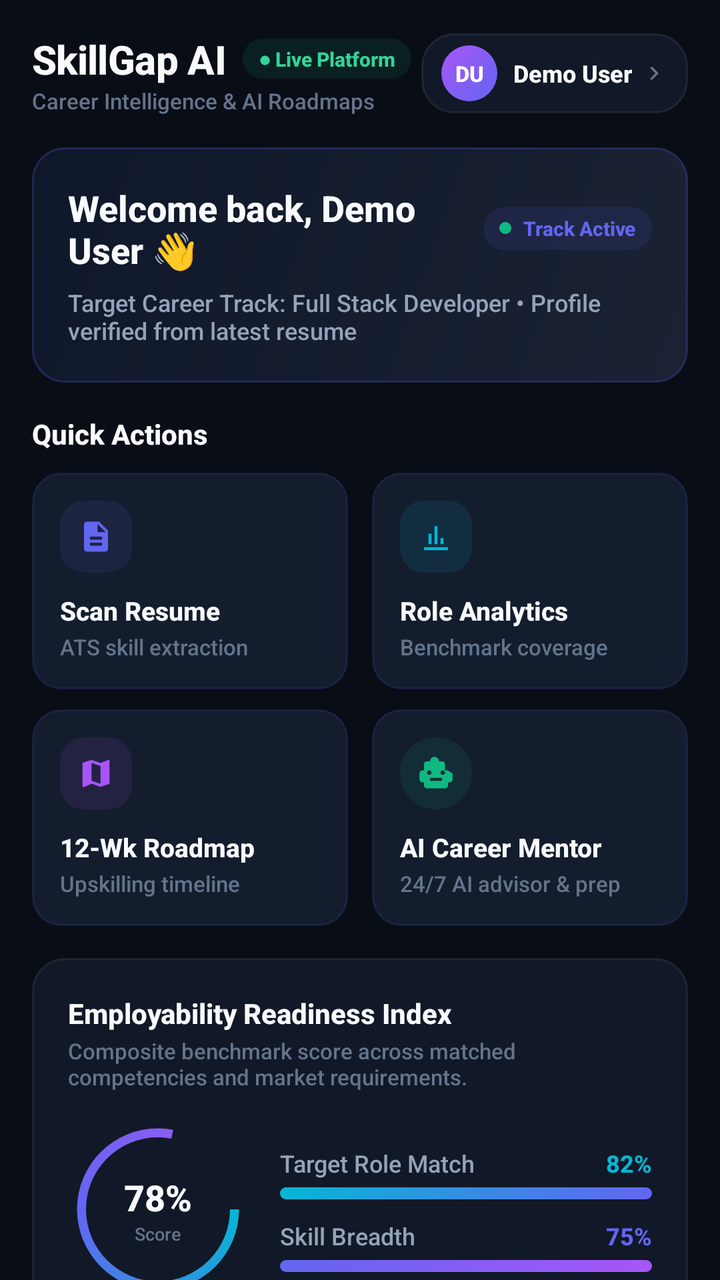
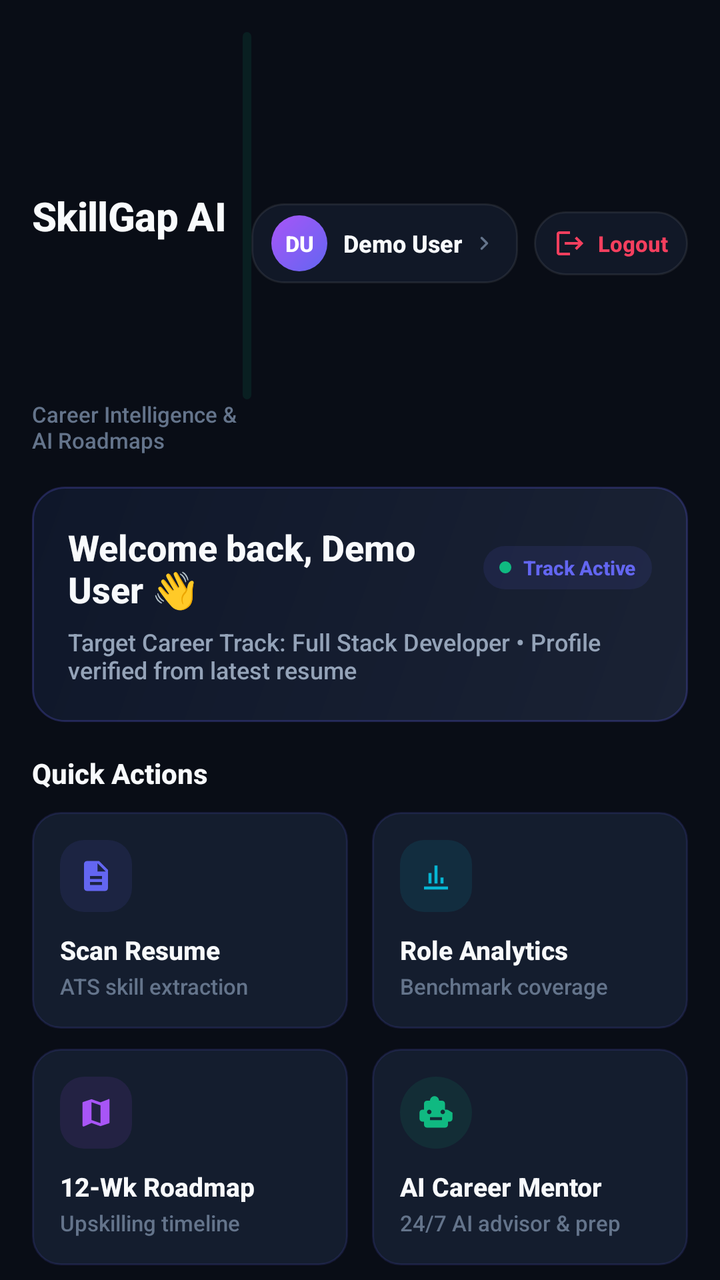

Before-and-after screenshots of an Android layout around one commit, followed by the original layout XML and the change that was made.
<!-- AndroidManifest.xml: application theme Theme.SkillGapAI -->
<!-- res/layout/fragment_overview.xml -->
<?xml version="1.0" encoding="utf-8"?>
<androidx.coordinatorlayout.widget.CoordinatorLayout
    xmlns:android="http://schemas.android.com/apk/res/android"
    xmlns:app="http://schemas.android.com/apk/res-auto"
    android:layout_width="match_parent"
    android:layout_height="match_parent"
    android:background="@color/background">

    <androidx.core.widget.NestedScrollView
        android:layout_width="match_parent"
        android:layout_height="match_parent"
        android:fillViewport="true"
        android:clipToPadding="false"
        android:paddingBottom="24dp">

        <LinearLayout
            android:layout_width="match_parent"
            android:layout_height="wrap_content"
            android:orientation="vertical"
            android:paddingHorizontal="16dp"
            android:paddingTop="16dp">

            
            <LinearLayout
                android:layout_width="match_parent"
                android:layout_height="wrap_content"
                android:orientation="horizontal"
                android:gravity="center_vertical"
                android:layout_marginBottom="16dp">

                <LinearLayout
                    android:layout_width="0dp"
                    android:layout_height="wrap_content"
                    android:layout_weight="1"
                    android:orientation="vertical">

                    <LinearLayout
                        android:layout_width="wrap_content"
                        android:layout_height="wrap_content"
                        android:orientation="horizontal"
                        android:gravity="center_vertical">

                        <TextView
                            android:layout_width="wrap_content"
                            android:layout_height="wrap_content"
                            android:text="SkillGap AI"
                            android:textColor="@color/text_primary"
                            android:textSize="20sp"
                            android:textStyle="bold"
                            android:letterSpacing="-0.01" />

                        <TextView
                            android:layout_width="wrap_content"
                            android:layout_height="wrap_content"
                            android:layout_marginStart="8dp"
                            android:text="● Live Platform"
                            android:textColor="#34D399"
                            android:textSize="10sp"
                            android:textStyle="bold"
                            android:background="@drawable/bg_badge_green"
                            android:paddingHorizontal="8dp"
                            android:paddingVertical="3dp" />
                    </LinearLayout>

                    <TextView
                        android:layout_width="wrap_content"
                        android:layout_height="wrap_content"
                        android:text="Career Intelligence &amp; AI Roadmaps"
                        android:textColor="@color/text_muted"
                        android:textSize="11sp" />
                </LinearLayout>

                
                <LinearLayout
                    android:id="@+id/btnProfilePill"
                    android:layout_width="wrap_content"
                    android:layout_height="wrap_content"
                    android:orientation="horizontal"
                    android:gravity="center_vertical"
                    android:background="@drawable/bg_card"
                    android:paddingHorizontal="10dp"
                    android:paddingVertical="6dp"
                    android:clickable="true"
                    android:focusable="true">

                    <TextView
                        android:id="@+id/headerUserAvatar"
                        android:layout_width="28dp"
                        android:layout_height="28dp"
                        android:background="@drawable/bg_avatar_circle"
                        android:gravity="center"
                        android:text="DU"
                        android:textColor="#FFFFFF"
                        android:textSize="11sp"
                        android:textStyle="bold" />

                    <TextView
                        android:id="@+id/headerUserName"
                        android:layout_width="wrap_content"
                        android:layout_height="wrap_content"
                        android:layout_marginStart="8dp"
                        android:text="Demo User"
                        android:textColor="@color/text_primary"
                        android:textSize="12sp"
                        android:textStyle="bold" />

                    <ImageView
                        android:layout_width="14dp"
                        android:layout_height="14dp"
                        android:layout_marginStart="4dp"
                        android:src="@drawable/ic_chevron_right"
                        app:tint="@color/text_muted" />
                </LinearLayout>
            </LinearLayout>

            
            <LinearLayout
                android:layout_width="match_parent"
                android:layout_height="wrap_content"
                android:orientation="vertical"
                android:background="@drawable/bg_card_overview_hero"
                android:padding="18dp"
                android:layout_marginBottom="16dp">

                <LinearLayout
                    android:layout_width="match_parent"
                    android:layout_height="wrap_content"
                    android:orientation="horizontal"
                    android:gravity="center_vertical">

                    <TextView
                        android:id="@+id/overviewWelcomeText"
                        android:layout_width="0dp"
                        android:layout_height="wrap_content"
                        android:layout_weight="1"
                        android:text="Welcome back, Demo User 👋"
                        android:textColor="@color/text_primary"
                        android:textSize="18sp"
                        android:textStyle="bold" />

                    <LinearLayout
                        android:layout_width="wrap_content"
                        android:layout_height="wrap_content"
                        android:orientation="horizontal"
                        android:gravity="center_vertical"
                        android:background="@drawable/bg_badge_indigo"
                        android:paddingHorizontal="8dp"
                        android:paddingVertical="4dp">

                        <View
                            android:layout_width="6dp"
                            android:layout_height="6dp"
                            android:background="@drawable/bg_pulse_dot"
                            android:layout_marginEnd="6dp" />

                        <TextView
                            android:layout_width="wrap_content"
                            android:layout_height="wrap_content"
                            android:text="Track Active"
                            android:textColor="@color/accent_indigo"
                            android:textSize="10sp"
                            android:textStyle="bold" />
                    </LinearLayout>
                </LinearLayout>

                <TextView
                    android:id="@+id/overviewTrackSubtitle"
                    android:layout_width="match_parent"
                    android:layout_height="wrap_content"
                    android:layout_marginTop="6dp"
                    android:text="Target Career Track: Full Stack Developer • Profile verified from latest resume"
                    android:textColor="@color/text_secondary"
                    android:textSize="12sp" />
            </LinearLayout>

            
            <TextView
                android:layout_width="wrap_content"
                android:layout_height="wrap_content"
                android:text="Quick Actions"
                android:textColor="@color/text_primary"
                android:textSize="14sp"
                android:textStyle="bold"
                android:layout_marginBottom="10dp" />

            <LinearLayout
                android:layout_width="match_parent"
                android:layout_height="wrap_content"
                android:orientation="horizontal"
                android:layout_marginBottom="10dp">

                
                <LinearLayout
                    android:id="@+id/actionScanResume"
                    android:layout_width="0dp"
                    android:layout_height="wrap_content"
                    android:layout_weight="1"
                    android:orientation="vertical"
                    android:background="@drawable/bg_card_action_tile"
                    android:padding="14dp"
                    android:layout_marginEnd="6dp"
                    android:clickable="true"
                    android:focusable="true">

                    <LinearLayout
                        android:layout_width="36dp"
                        android:layout_height="36dp"
                        android:background="@drawable/bg_icon_indigo"
                        android:gravity="center"
                        android:layout_marginBottom="10dp">
                        <ImageView
                            android:layout_width="18dp"
                            android:layout_height="18dp"
                            android:src="@drawable/ic_scan"
                            app:tint="@color/accent_indigo" />
                    </LinearLayout>

                    <TextView
                        android:layout_width="wrap_content"
                        android:layout_height="wrap_content"
                        android:text="Scan Resume"
                        android:textColor="@color/text_primary"
                        android:textSize="13sp"
                        android:textStyle="bold" />

                    <TextView
                        android:layout_width="wrap_content"
                        android:layout_height="wrap_content"
                        android:layout_marginTop="2dp"
                        android:text="ATS skill extraction"
                        android:textColor="@color/text_muted"
                        android:textSize="11sp" />
                </LinearLayout>

                
                <LinearLayout
                    android:id="@+id/actionAnalytics"
                    android:layout_width="0dp"
                    android:layout_height="wrap_content"
                    android:layout_weight="1"
                    android:orientation="vertical"
                    android:background="@drawable/bg_card_action_tile"
                    android:padding="14dp"
                    android:layout_marginStart="6dp"
                    android:clickable="true"
                    android:focusable="true">

                    <LinearLayout
                        android:layout_width="36dp"
                        android:layout_height="36dp"
                        android:background="@drawable/bg_icon_cyan"
                        android:gravity="center"
                        android:layout_marginBottom="10dp">
                        <ImageView
                            android:layout_width="18dp"
                            android:layout_height="18dp"
                            android:src="@drawable/ic_analytics"
                            app:tint="@color/accent_cyan" />
                    </LinearLayout>

                    <TextView
                        android:layout_width="wrap_content"
                        android:layout_height="wrap_content"
                        android:text="Role Analytics"
                        android:textColor="@color/text_primary"
                        android:textSize="13sp"
                        android:textStyle="bold" />

                    <TextView
                        android:layout_width="wrap_content"
                        android:layout_height="wrap_content"
                        android:layout_marginTop="2dp"
                        android:text="Benchmark coverage"
                        android:textColor="@color/text_muted"
                        android:textSize="11sp" />
                </LinearLayout>
            </LinearLayout>

            <LinearLayout
                android:layout_width="match_parent"
                android:layout_height="wrap_content"
                android:orientation="horizontal"
                android:layout_marginBottom="16dp">

                
                <LinearLayout
                    android:id="@+id/actionRoadmap"
                    android:layout_width="0dp"
                    android:layout_height="wrap_content"
                    android:layout_weight="1"
                    android:orientation="vertical"
                    android:background="@drawable/bg_card_action_tile"
                    android:padding="14dp"
                    android:layout_marginEnd="6dp"
                    android:clickable="true"
                    android:focusable="true">

                    <LinearLayout
                        android:layout_width="36dp"
                        android:layout_height="36dp"
                        android:background="@drawable/bg_icon_purple"
                        android:gravity="center"
                        android:layout_marginBottom="10dp">
                        <ImageView
                            android:layout_width="18dp"
                            android:layout_height="18dp"
                            android:src="@drawable/ic_map"
                            app:tint="@color/accent_purple" />
                    </LinearLayout>

                    <TextView
                        android:layout_width="wrap_content"
                        android:layout_height="wrap_content"
                        android:text="12-Wk Roadmap"
                        android:textColor="@color/text_primary"
                        android:textSize="13sp"
                        android:textStyle="bold" />

                    <TextView
                        android:layout_width="wrap_content"
                        android:layout_height="wrap_content"
                        android:layout_marginTop="2dp"
                        android:text="Upskilling timeline"
                        android:textColor="@color/text_muted"
                        android:textSize="11sp" />
                </LinearLayout>

                
                <LinearLayout
                    android:id="@+id/actionMentor"
                    android:layout_width="0dp"
                    android:layout_height="wrap_content"
                    android:layout_weight="1"
                    android:orientation="vertical"
                    android:background="@drawable/bg_card_action_tile"
                    android:padding="14dp"
                    android:layout_marginStart="6dp"
                    android:clickable="true"
                    android:focusable="true">

                    <LinearLayout
                        android:layout_width="36dp"
                        android:layout_height="36dp"
                        android:background="@drawable/bg_badge_green"
                        android:gravity="center"
                        android:layout_marginBottom="10dp">
                        <ImageView
                            android:layout_width="18dp"
                            android:layout_height="18dp"
                            android:src="@drawable/ic_robot"
                            app:tint="#10B981" />
                    </LinearLayout>

                    <TextView
                        android:layout_width="wrap_content"
                        android:layout_height="wrap_content"
                        android:text="AI Career Mentor"
                        android:textColor="@color/text_primary"
                        android:textSize="13sp"
                        android:textStyle="bold" />

                    <TextView
                        android:layout_width="wrap_content"
                        android:layout_height="wrap_content"
                        android:layout_marginTop="2dp"
                        android:text="24/7 AI advisor &amp; prep"
                        android:textColor="@color/text_muted"
                        android:textSize="11sp" />
                </LinearLayout>
            </LinearLayout>

            
            <LinearLayout
                android:layout_width="match_parent"
                android:layout_height="wrap_content"
                android:orientation="vertical"
                android:background="@drawable/bg_card"
                android:padding="18dp"
                android:layout_marginBottom="16dp">

                <TextView
                    android:layout_width="wrap_content"
                    android:layout_height="wrap_content"
                    android:text="Employability Readiness Index"
                    android:textColor="@color/text_primary"
                    android:textSize="14sp"
                    android:textStyle="bold" />

                <TextView
                    android:layout_width="wrap_content"
                    android:layout_height="wrap_content"
                    android:layout_marginTop="2dp"
                    android:layout_marginBottom="14dp"
                    android:text="Composite benchmark score across matched competencies and market requirements."
                    android:textColor="@color/text_muted"
                    android:textSize="11sp" />

                
                <LinearLayout
                    android:layout_width="match_parent"
                    android:layout_height="wrap_content"
                    android:orientation="horizontal"
                    android:gravity="center_vertical"
                    android:layout_marginBottom="16dp">

                    
                    <RelativeLayout
                        android:layout_width="90dp"
                        android:layout_height="90dp"
                        android:layout_marginEnd="16dp">

                        <ProgressBar
                            android:id="@+id/overviewGaugeProgress"
                            style="?android:attr/progressBarStyleHorizontal"
                            android:layout_width="match_parent"
                            android:layout_height="match_parent"
                            android:indeterminate="false"
                            android:max="100"
                            android:progress="78"
                            android:progressDrawable="@drawable/circular_progress" />

                        <LinearLayout
                            android:layout_width="match_parent"
                            android:layout_height="match_parent"
                            android:gravity="center"
                            android:orientation="vertical">

                            <TextView
                                android:id="@+id/overviewGaugeValue"
                                android:layout_width="wrap_content"
                                android:layout_height="wrap_content"
                                android:text="78%"
                                android:textColor="@color/text_primary"
                                android:textSize="18sp"
                                android:textStyle="bold" />

                            <TextView
                                android:layout_width="wrap_content"
                                android:layout_height="wrap_content"
                                android:text="Score"
                                android:textColor="@color/text_muted"
                                android:textSize="9sp" />
                        </LinearLayout>
                    </RelativeLayout>

                    
                    <LinearLayout
                        android:layout_width="0dp"
                        android:layout_height="wrap_content"
                        android:layout_weight="1"
                        android:orientation="vertical">

                        
                        <LinearLayout
                            android:layout_width="match_parent"
                            android:layout_height="wrap_content"
                            android:orientation="horizontal"
                            android:gravity="center_vertical"
                            android:layout_marginBottom="4dp">
                            <TextView
                                android:layout_width="0dp"
                                android:layout_height="wrap_content"
                                android:layout_weight="1"
                                android:text="Target Role Match"
                                android:textColor="@color/text_secondary"
                                android:textSize="12sp" />
                            <TextView
                                android:id="@+id/overviewMatchScore"
                                android:layout_width="wrap_content"
                                android:layout_height="wrap_content"
                                android:text="82%"
                                android:textColor="@color/accent_cyan"
                                android:textSize="12sp"
                                android:textStyle="bold" />
                        </LinearLayout>
                        <ProgressBar
                            android:id="@+id/overviewMatchBar"
                            style="?android:attr/progressBarStyleHorizontal"
                            android:layout_width="match_parent"
                            android:layout_height="6dp"
                            android:max="100"
                            android:progress="82"
                            android:progressDrawable="@drawable/bg_progress_cyan"
                            android:layout_marginBottom="10dp" />

                        
                        <LinearLayout
                            android:layout_width="match_parent"
                            android:layout_height="wrap_content"
                            android:orientation="horizontal"
                            android:gravity="center_vertical"
                            android:layout_marginBottom="4dp">
                            <TextView
                                android:layout_width="0dp"
                                android:layout_height="wrap_content"
                                android:layout_weight="1"
                                android:text="Skill Breadth"
                                android:textColor="@color/text_secondary"
                                android:textSize="12sp" />
                            <TextView
                                android:id="@+id/overviewBreadthScore"
                                android:layout_width="wrap_content"
                                android:layout_height="wrap_content"
                                android:text="75%"
                                android:textColor="@color/accent_indigo"
                                android:textSize="12sp"
                                android:textStyle="bold" />
                        </LinearLayout>
                        <ProgressBar
                            android:id="@+id/overviewBreadthBar"
                            style="?android:attr/progressBarStyleHorizontal"
                            android:layout_width="match_parent"
                            android:layout_height="6dp"
                            android:max="100"
                            android:progress="75"
                            android:progressDrawable="@drawable/bg_progress_indigo" />
                    </LinearLayout>
                </LinearLayout>

                
                <TextView
                    android:layout_width="wrap_content"
                    android:layout_height="wrap_content"
                    android:text="Detected Strengths"
                    android:textColor="@color/text_secondary"
                    android:textSize="11sp"
                    android:textStyle="bold"
                    android:layout_marginBottom="6dp" />
                <com.google.android.material.chip.ChipGroup
                    android:id="@+id/overviewMatchedChips"
                    android:layout_width="match_parent"
                    android:layout_height="wrap_content"
                    android:layout_marginBottom="12dp"
                    app:chipSpacingHorizontal="6dp"
                    app:chipSpacingVertical="4dp" />

                <TextView
                    android:layout_width="wrap_content"
                    android:layout_height="wrap_content"
                    android:text="Top Skill Gaps to Bridge"
                    android:textColor="#F43F5E"
                    android:textSize="11sp"
                    android:textStyle="bold"
                    android:layout_marginBottom="6dp" />
                <com.google.android.material.chip.ChipGroup
                    android:id="@+id/overviewMissingChips"
                    android:layout_width="match_parent"
                    android:layout_height="wrap_content"
                    app:chipSpacingHorizontal="6dp"
                    app:chipSpacingVertical="4dp" />
            </LinearLayout>

            
            <LinearLayout
                android:layout_width="match_parent"
                android:layout_height="wrap_content"
                android:orientation="vertical"
                android:background="@drawable/bg_card"
                android:padding="16dp"
                android:layout_marginBottom="16dp">

                <TextView
                    android:layout_width="wrap_content"
                    android:layout_height="wrap_content"
                    android:text="⚡ Quick One-Click Demo Candidates"
                    android:textColor="@color/text_primary"
                    android:textSize="13sp"
                    android:textStyle="bold" />

                <TextView
                    android:layout_width="wrap_content"
                    android:layout_height="wrap_content"
                    android:layout_marginTop="2dp"
                    android:layout_marginBottom="12dp"
                    android:text="Switch profiles to instantly recalculate employability, gaps, and roadmaps."
                    android:textColor="@color/text_muted"
                    android:textSize="11sp" />

                <LinearLayout
                    android:layout_width="match_parent"
                    android:layout_height="wrap_content"
                    android:orientation="horizontal">

                    <Button
                        android:id="@+id/btnCandidateDemo"
                        android:layout_width="0dp"
                        android:layout_height="40dp"
                        android:layout_weight="1"
                        android:text="👤 Demo"
                        android:textSize="11sp"
                        android:textAllCaps="false"
                        android:background="@drawable/bg_button_primary"
                        android:textColor="#FFFFFF"
                        android:layout_marginEnd="4dp" />

                    <Button
                        android:id="@+id/btnCandidateAlex"
                        android:layout_width="0dp"
                        android:layout_height="40dp"
                        android:layout_weight="1"
                        android:text="💻 Alex"
                        android:textSize="11sp"
                        android:textAllCaps="false"
                        android:background="@drawable/bg_chip"
                        android:textColor="@color/text_primary"
                        android:layout_marginHorizontal="4dp" />

                    <Button
                        android:id="@+id/btnCandidatePriya"
                        android:layout_width="0dp"
                        android:layout_height="40dp"
                        android:layout_weight="1"
                        android:text="🤖 Priya"
                        android:textSize="11sp"
                        android:textAllCaps="false"
                        android:background="@drawable/bg_chip"
                        android:textColor="@color/text_primary"
                        android:layout_marginStart="4dp" />
                </LinearLayout>
            </LinearLayout>

            
            <TextView
                android:layout_width="match_parent"
                android:layout_height="wrap_content"
                android:gravity="center"
                android:text="🔒 Secured by Local PBKDF2 &amp; SQLite Assessment Engine"
                android:textColor="@color/text_muted"
                android:textSize="11sp"
                android:layout_marginTop="4dp" />

        </LinearLayout>
    </androidx.core.widget.NestedScrollView>
</androidx.coordinatorlayout.widget.CoordinatorLayout>
<!-- resources referenced by this layout -->
<resources>
  <color name="accent_cyan">#06B6D4</color>
  <color name="accent_indigo">#6366F1</color>
  <color name="accent_purple">#A855F7</color>
  <color name="background">#090D16</color>
  <color name="text_muted">#64748B</color>
  <color name="text_primary">#F8FAFC</color>
  <color name="text_secondary">#94A3B8</color>
  <!-- drawable bg_badge_green (drawable) -->
  <?xml version="1.0" encoding="utf-8"?>
  <shape xmlns:android="http://schemas.android.com/apk/res/android"
      android:shape="rectangle">
      <solid android:color="#1A10B981" />
      <corners android:radius="20dp" />
  </shape>
  <!-- drawable bg_badge_indigo (drawable) -->
  <?xml version="1.0" encoding="utf-8"?>
  <shape xmlns:android="http://schemas.android.com/apk/res/android"
      android:shape="rectangle">
      <solid android:color="#1A6366F1" />
      <corners android:radius="20dp" />
  </shape>
  <!-- drawable bg_card_action_tile (drawable) -->
  <shape xmlns:android="http://schemas.android.com/apk/res/android"
      android:shape="rectangle">
      <corners android:radius="14dp" />
      <solid android:color="#141D2E" />
      <stroke
          android:width="1dp"
          android:color="#266366F1" />
  </shape>
  <!-- drawable bg_chip (drawable) -->
  <?xml version="1.0" encoding="utf-8"?>
  <shape xmlns:android="http://schemas.android.com/apk/res/android"
      android:shape="rectangle">
      <solid android:color="#1E293B" />
      <stroke android:width="1dp" android:color="#14FFFFFF" />
      <corners android:radius="20dp" />
  </shape>
  <!-- drawable bg_icon_cyan (drawable) -->
  <?xml version="1.0" encoding="utf-8"?>
  <shape xmlns:android="http://schemas.android.com/apk/res/android"
      android:shape="rectangle">
      <solid android:color="#1A06B6D4" />
      <corners android:radius="12dp" />
  </shape>
  <!-- drawable bg_icon_indigo (drawable) -->
  <?xml version="1.0" encoding="utf-8"?>
  <shape xmlns:android="http://schemas.android.com/apk/res/android"
      android:shape="rectangle">
      <solid android:color="#1A6366F1" />
      <corners android:radius="12dp" />
  </shape>
  <!-- drawable bg_icon_purple (drawable) -->
  <?xml version="1.0" encoding="utf-8"?>
  <shape xmlns:android="http://schemas.android.com/apk/res/android"
      android:shape="rectangle">
      <solid android:color="#1AA855F7" />
      <corners android:radius="12dp" />
  </shape>
  <!-- drawable bg_pulse_dot (drawable) -->
  <shape xmlns:android="http://schemas.android.com/apk/res/android"
      android:shape="oval">
      <solid android:color="#10B981" />
      <size
          android:width="8dp"
          android:height="8dp" />
  </shape>
  <color name="primary">#6366F1</color>
  <color name="primary_variant">#4F46E5</color>
  <color name="on_primary">#FFFFFF</color>
  <color name="secondary">#06B6D4</color>
  <color name="surface">#1E293B</color>
  <color name="nav_bg">#0D1117</color>
  <style name="Widget.SkillGap.BottomNav.Indicator" parent="Widget.Material3.BottomNavigationView.ActiveIndicator">
          <item name="android:color">@color/nav_indicator</item>
          <item name="shapeAppearance">@style/ShapeAppearance.SkillGap.Pill</item>
      </style>
  <color name="card_bg">#111827</color>
  <color name="border_subtle">#14FFFFFF</color>
  <color name="nav_indicator">#1A6366F1</color>
  <style name="ShapeAppearance.SkillGap.Pill" parent="ShapeAppearance.Material3.Corner.Full">
          <item name="cornerSize">50%</item>
      </style>
  <!-- unchanged entries left out for length: 15 -->
</resources>

<!-- the commit's change to res/layout/fragment_overview.xml (unified diff, before → after) -->
@@ -110,6 +110,36 @@
                         android:layout_marginStart="4dp"
                         android:src="@drawable/ic_chevron_right"
                         app:tint="@color/text_muted" />
+                </LinearLayout>
+
+                
+                <LinearLayout
+                    android:id="@+id/btnHeaderLogout"
+                    android:layout_width="wrap_content"
+                    android:layout_height="wrap_content"
+                    android:layout_marginStart="8dp"
+                    android:orientation="horizontal"
+                    android:gravity="center_vertical"
+                    android:background="@drawable/bg_card"
+                    android:paddingHorizontal="10dp"
+                    android:paddingVertical="8dp"
+                    android:clickable="true"
+                    android:focusable="true">
+
+                    <ImageView
+                        android:layout_width="16dp"
+                        android:layout_height="16dp"
+                        android:src="@drawable/ic_logout"
+                        app:tint="#F43F5E" />
+
+                    <TextView
+                        android:layout_width="wrap_content"
+                        android:layout_height="wrap_content"
+                        android:layout_marginStart="6dp"
+                        android:text="Logout"
+                        android:textColor="#F43F5E"
+                        android:textSize="11sp"
+                        android:textStyle="bold" />
                 </LinearLayout>
             </LinearLayout>
 
<!-- resource entries referenced after the edit -->
@@ -67,6 +67,16 @@
           android:width="8dp"
           android:height="8dp" />
   </shape>
+  <!-- drawable ic_logout (drawable) -->
+  <vector xmlns:android="http://schemas.android.com/apk/res/android"
+      android:width="24dp"
+      android:height="24dp"
+      android:viewportWidth="24"
+      android:viewportHeight="24">
+      <path
+          android:fillColor="#FFFFFFFF"
+          android:pathData="M17,7l-1.41,1.41L18.17,11H8v2h10.17l-2.58,2.58L17,17l5,-5zM4,5h8V3H4c-1.1,0 -2,0.9 -2,2v14c0,1.1 0.9,2 2,2h8v-2H4V5z"/>
+  </vector>
   <color name="primary">#6366F1</color>
   <color name="primary_variant">#4F46E5</color>
   <color name="on_primary">#FFFFFF</color>
